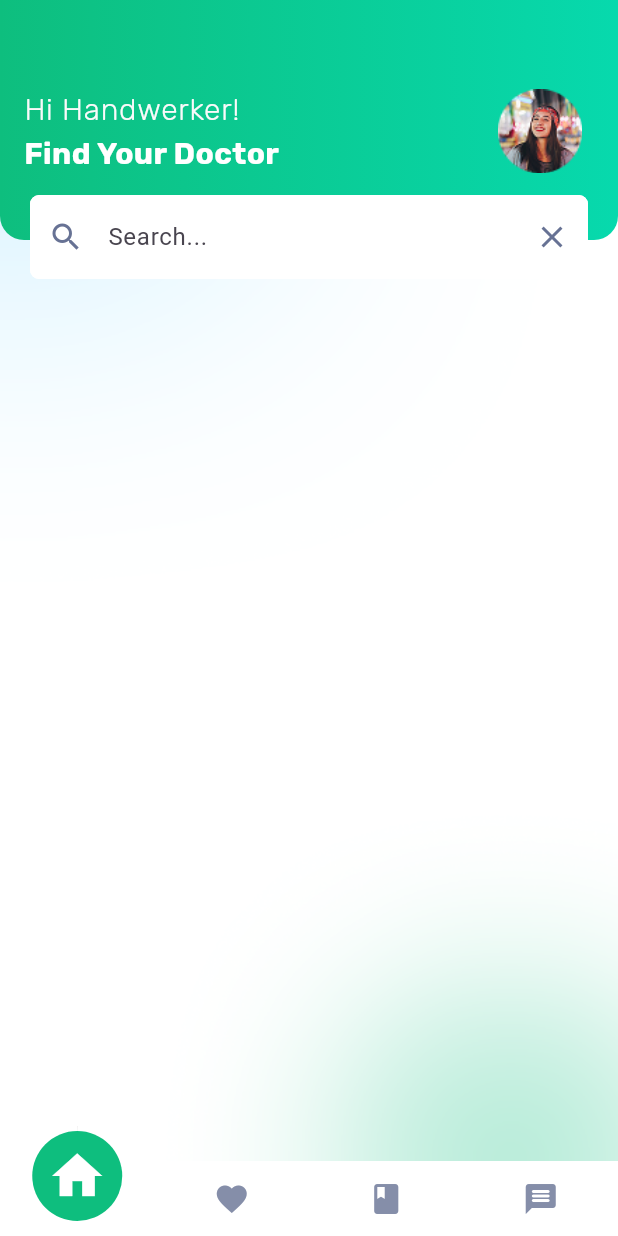
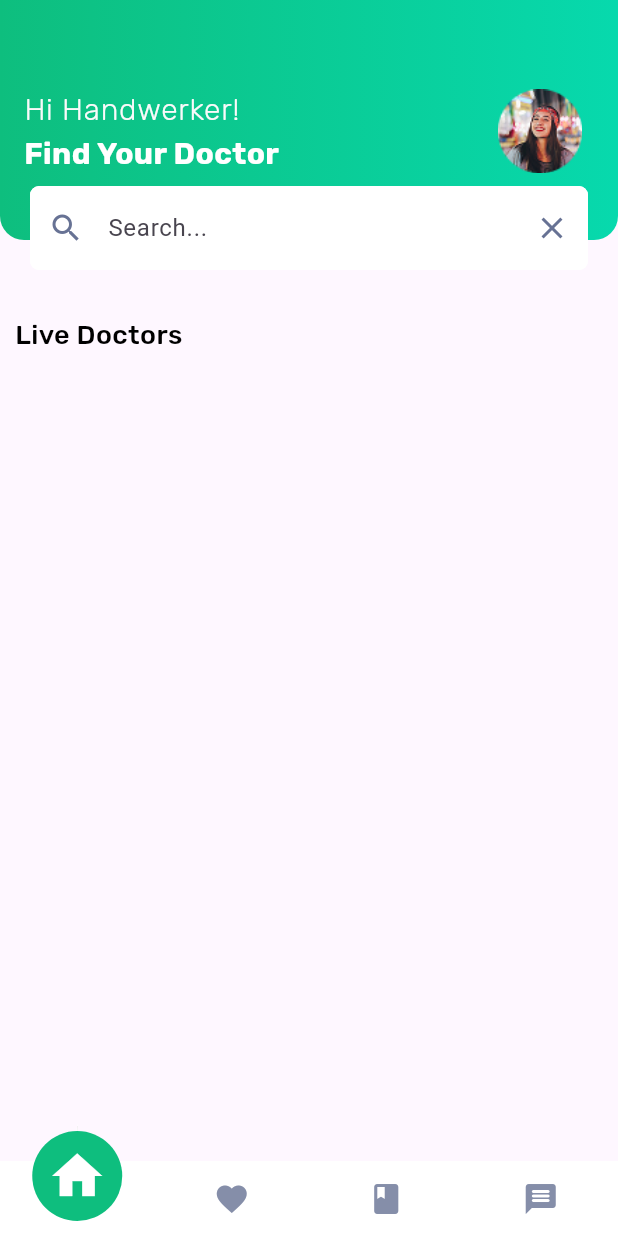
Before and after one commit to mano299/DoctorApp, a Flutter app: the HomeView screen opened directly, on a phone screen of 412 x 824 dp. Run offline on Flutter 3.47's test engine with Material 3 defaults, Android fonts, the phone set to English and light mode, and no system bars; drawn by our look-alikes of convex_bottom_bar; our stand-ins replace flutter_svg.

```diff
--- a/lib/features/home/presentation/widgets/custom_text_field.dart
+++ b/lib/features/home/presentation/widgets/custom_text_field.dart
@@ -23,7 +23,11 @@ class CustomTextField extends StatelessWidget {
           borderRadius: BorderRadius.circular(6),
         ),
         focusedBorder: OutlineInputBorder(
-              borderSide: BorderSide(color: Colors.blueAccent))),
+          borderSide: BorderSide(
+            color: Color(0xff07D9AD),
+          ),
+        ),
+      ),
     );
   }
 }
--- a/lib/features/home/presentation/widgets/home_view_body.dart
+++ b/lib/features/home/presentation/widgets/home_view_body.dart
@@ -1,4 +1,5 @@
 import 'package:doctor_app/core/utils/app_images.dart';
+import 'package:doctor_app/core/utils/app_styles.dart';
 import 'package:flutter/material.dart';
 
 import 'custom_app_bar.dart';
@@ -9,23 +10,40 @@ class HomeViewBody extends StatelessWidget {
 
   @override
   Widget build(BuildContext context) {
-    return Stack(
-      clipBehavior: Clip.none,
+    return Column(
+      crossAxisAlignment: CrossAxisAlignment.start,
       children: [
-        Image.asset(
-          Assets.assetsImagesSplashBg,
-          width: double.infinity,
-          height: double.infinity,
-          fit: BoxFit.cover,
+        Stack(
+          clipBehavior: Clip.none,
+          children: [
+            // Image.asset(
+            //   Assets.assetsImagesSplashBg,
+            //   width: double.infinity,
+            //   height: double.infinity,
+            //   fit: BoxFit.cover,
+            // ),
+            const CustomAppBar(),
+            Positioned(
+              bottom: -20,
+              left: 0,
+              right: 0,
+              child: Padding(
+                padding: const EdgeInsets.symmetric(horizontal: 20.0),
+                child: const CustomTextField(),
+              ),
+            ),
+          ],
         ),
-        CustomAppBar(),
-        Positioned(
-          top: 130,
-          left: 0,
-          right: 0,
-          child: Padding(
-            padding: const EdgeInsets.symmetric(horizontal: 20.0),
-            child: CustomTextField(),
+        const SizedBox(height: 50),
+        Padding(
+          padding: const EdgeInsets.symmetric(horizontal: 10.0),
+          child: Column(
+            children: [
+              Text(
+                'Live Doctors',
+                style: AppStyles.styleMedium18.copyWith(color: Colors.black),
+              ),
+            ],
           ),
         )
       ],
```
Lines whose indentation alone changed are shown as unchanged.
